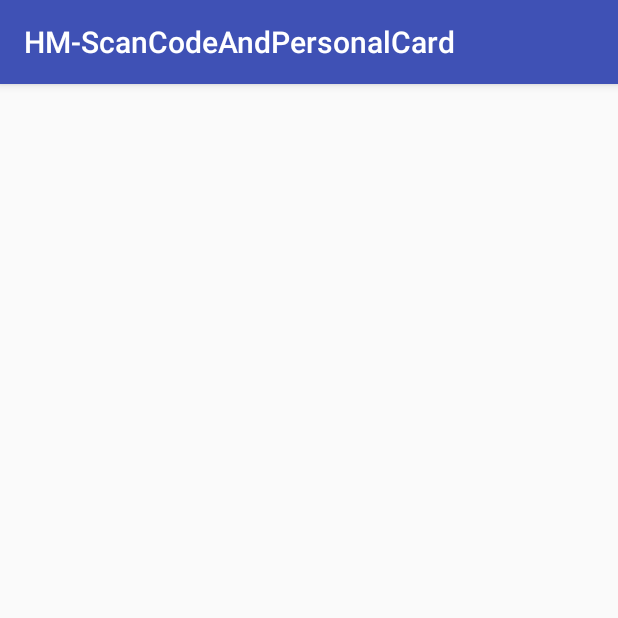
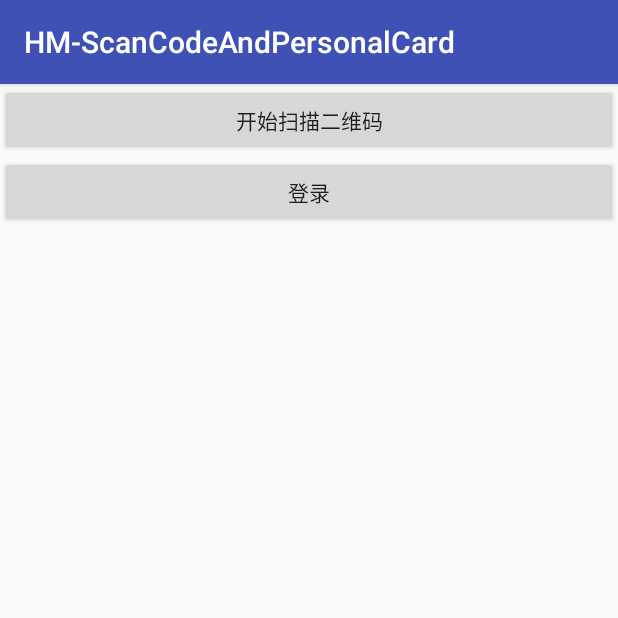
Before and after one commit to AFinalStone/HM-QRCodeAndCard, an Android app: the screen it shows after launch (MainActivity), on a phone screen of 412 x 824 dp, the top half of it. Run offline under Robolectric (Android 15) with nearby library versions, the phone set to English and light mode, and no system bars; our stand-ins replace RxJava; libraries missing offline, so code that uses them is left out: com.sina.weibo; 3 statements that could not run were skipped.

Commit message:
修改错误

```diff
--- a/app/src/main/AndroidManifest.xml
+++ b/app/src/main/AndroidManifest.xml
@@ -1,15 +1,16 @@
 <?xml version="1.0" encoding="utf-8"?>
 <manifest xmlns:android="http://schemas.android.com/apk/res/android"
-    package="com.hm.iou.hm_scancodeandpersonalcard">
+    package="com.hm.iou.scancodeandcard">
 
     <application
+        android:name=".QRCodeApplication"
         android:allowBackup="true"
         android:icon="@mipmap/ic_launcher"
         android:label="@string/app_name"
         android:roundIcon="@mipmap/ic_launcher_round"
         android:supportsRtl="true"
         android:theme="@style/AppTheme">
-        <activity android:name=".MainActivity">
+        <activity android:name="com.hm.iou.scancodeandcard.MainActivity">
             <intent-filter>
                 <action android:name="android.intent.action.MAIN" />
 
--- /dev/null
+++ b/app/src/main/java/com/hm/iou/scancodeandcard/LoginService.java
@@ -0,0 +1,24 @@
+package com.hm.iou.scancodeandcard;
+
+import com.hm.iou.qrcode.bean.IOUBriefMoney;
+import com.hm.iou.sharedata.model.BaseResponse;
+import com.hm.iou.sharedata.model.UserInfo;
+
+import io.reactivex.Flowable;
+import retrofit2.http.Field;
+import retrofit2.http.FormUrlEncoded;
+import retrofit2.http.GET;
+import retrofit2.http.POST;
+import retrofit2.http.Query;
+
+/**
+ * Created by hjy on 18/4/27.<br>
+ */
+
+public interface LoginService {
+
+    @POST("/acct/mobileLogin")
+    @FormUrlEncoded
+    Flowable<BaseResponse<UserInfo>> mobileLogin(@Field("loginName") String userPhone, @Field("queryPswd") String queryPswd);
+
+}
--- /dev/null
+++ b/app/src/main/java/com/hm/iou/scancodeandcard/MainActivity.java
@@ -0,0 +1,63 @@
+package com.hm.iou.scancodeandcard;
+
+import android.content.Intent;
+import android.os.Bundle;
+import android.support.v7.app.AppCompatActivity;
+import android.view.View;
+
+import com.hm.iou.network.HttpReqManager;
+import com.hm.iou.qrcode.NavigationHelper;
+import com.hm.iou.qrcode.business.view.QRCodeActivity;
+import com.hm.iou.sharedata.UserManager;
+import com.hm.iou.sharedata.model.BaseResponse;
+import com.hm.iou.sharedata.model.UserInfo;
+import com.hm.iou.tools.ToastUtil;
+import com.sina.weibo.sdk.utils.MD5;
+
+import io.reactivex.android.schedulers.AndroidSchedulers;
+import io.reactivex.functions.Consumer;
+import io.reactivex.schedulers.Schedulers;
+
+public class MainActivity extends AppCompatActivity {
+
+
+    @Override
+    protected void onCreate(Bundle savedInstanceState) {
+        super.onCreate(savedInstanceState);
+        setContentView(R.layout.activity_main);
+
+    }
+
+
+    public void onClickScanCode(View view) {
+        Intent intent = new Intent(this, QRCodeActivity.class);
+        intent.putExtra(QRCodeActivity.EXTRA_KEY_SHOW_TYPE, QRCodeActivity.EXTRA_KEY_SHOW_SCAN_CODE);
+        intent.putExtra(QRCodeActivity.EXTRA_KEY_SHOW_SCAN_CODE_BEGIN_URL, "http://192.168.1.254");
+        startActivity(intent);
+    }
+
+    public void onClickLogin(View view) {
+        String pwd = MD5.hexdigest("123456".getBytes());
+        HttpReqManager.getInstance().getService(LoginService.class)
+                .mobileLogin("15267163669", pwd)
+                .subscribeOn(Schedulers.io())
+                .observeOn(AndroidSchedulers.mainThread())
+                .subscribe(new Consumer<BaseResponse<UserInfo>>() {
+                    @Override
+                    public void accept(BaseResponse<UserInfo> userInfoBaseResponse) throws Exception {
+                        ToastUtil.showMessage(MainActivity.this, "登录成功");
+                        UserInfo userInfo = userInfoBaseResponse.getData();
+                        UserManager.getInstance(MainActivity.this).updateOrSaveUserInfo(userInfo);
+                        HttpReqManager.getInstance().setUserId(userInfo.getUserId());
+                        HttpReqManager.getInstance().setToken(userInfo.getToken());
+                    }
+                }, new Consumer<Throwable>() {
+                    @Override
+                    public void accept(Throwable t) throws Exception {
+                        t.printStackTrace();
+                    }
+                });
+    }
+
+
+}
--- /dev/null
+++ b/app/src/main/java/com/hm/iou/scancodeandcard/QRCodeApplication.java
@@ -0,0 +1,39 @@
+package com.hm.iou.scancodeandcard;
+
+import android.app.Application;
+
+import com.hm.iou.logger.Logger;
+import com.hm.iou.network.HttpReqManager;
+import com.hm.iou.network.HttpRequestConfig;
+import com.hm.iou.sharedata.UserManager;
+import com.hm.iou.sharedata.model.UserInfo;
+
+
+/**
+ * @author syl
+ * @time 2018/5/14 下午3:23
+ */
+public class QRCodeApplication extends Application {
+
+    @Override
+    public void onCreate() {
+        super.onCreate();
+
+        Logger.init(this, true);
+        initNetwork();
+    }
+
+    private void initNetwork() {
+        System.out.println("init-----------");
+        HttpRequestConfig config = new HttpRequestConfig.Builder(this)
+                .setDebug(true)
+                .setOsType("android")
+                .setOsVersion("19")
+                .setAppVersion("1.0.2")
+                .setDeviceId("123abc123")
+                .setBaseUrl("http://192.168.1.254")
+                .build();
+        HttpReqManager.init(config);
+    }
+
+}
--- a/app/src/main/res/layout/activity_main.xml
+++ b/app/src/main/res/layout/activity_main.xml
@@ -1,10 +1,25 @@
 <?xml version="1.0" encoding="utf-8"?>
-<android.support.constraint.ConstraintLayout xmlns:android="http://schemas.android.com/apk/res/android"
+<LinearLayout xmlns:android="http://schemas.android.com/apk/res/android"
     xmlns:app="http://schemas.android.com/apk/res-auto"
     xmlns:tools="http://schemas.android.com/tools"
     android:layout_width="match_parent"
     android:layout_height="match_parent"
-    tools:context="com.hm.iou.hm_scancodeandpersonalcard.MainActivity">
+    android:orientation="vertical"
+    tools:context="com.hm.iou.scancodeandcard.MainActivity">
 
 
-</android.support.constraint.ConstraintLayout>
+    <Button
+        android:layout_width="match_parent"
+        android:layout_height="wrap_content"
+        android:gravity="center"
+        android:onClick="onClickScanCode"
+        android:text="开始扫描二维码" />
+
+    <Button
+        android:layout_width="match_parent"
+        android:layout_height="wrap_content"
+        android:gravity="center"
+        android:onClick="onClickLogin"
+        android:text="登录" />
+
+</LinearLayout>
--- a/library/src/main/java/com/hm/iou/qrcode/NavigationHelper.java
+++ b/library/src/main/java/com/hm/iou/qrcode/NavigationHelper.java
@@ -12,11 +12,10 @@ import com.hm.iou.qrcode.bean.IOUBriefMoney;
  */
 public class NavigationHelper {
 
-    public static void toMoneyReceiptInclude(Context context, IOUBriefMoney iouBriefMoney, String iouId) {
+    public static void toMoneyReceiptInclude(Context context, String iouId) {
         try {
             Intent intent = new Intent(context, Class.forName("com.hm.iou.hmreceipt.ui.activity.receipt.MoneyReceiptIncludeActivity"));
-            intent.putExtra("intent_iou_object", iouBriefMoney);
-            intent.putExtra("intent_iou_id", iouId);
+            intent.putExtra("iou_id", iouId);
             context.startActivity(intent);
         } catch (ClassNotFoundException e) {
             e.printStackTrace();
--- a/library/src/main/java/com/hm/iou/qrcode/business/QRCodeContract.java
+++ b/library/src/main/java/com/hm/iou/qrcode/business/QRCodeContract.java
@@ -25,9 +25,10 @@ public interface QRCodeContract {
         /**
          * 判断数据类型
          *
-         * @param qrCodeContent 扫描二维码得到的内容
+         * @param scanCodeBeginUrl 只有以这个url开头的域名，才进行识别
+         * @param qrCodeContent    扫描二维码得到的内容
          */
-        void judgeData(String qrCodeContent);
+        void judgeData(String scanCodeBeginUrl, String qrCodeContent);
     }
 
 }
--- a/library/src/main/java/com/hm/iou/qrcode/business/presenter/PersonalCardPresenter.java
+++ b/library/src/main/java/com/hm/iou/qrcode/business/presenter/PersonalCardPresenter.java
@@ -36,7 +36,9 @@ public class PersonalCardPresenter extends MvpFragmentPresenter<PersonalCardCont
         String userId = userDataBean.getShowId();
         String qrCodeUrl = userDataBean.getUserId();
         //昵称
-        mView.setUserNickName(nickName);
+        if (StringUtil.isEmpty(nickName)) {
+            mView.setUserNickName(nickName);
+        }
         //姓名和ID
         String userNameAndId;
         if (StringUtil.isEmpty(userName)) {
```
Also changed, not shown: app/build.gradle (+6 -1 lines), app/src/main/java/com/hm/iou/hm_scancodeandpersonalcard/MainActivity.java (deleted, +0 -16 lines), library/build.gradle (+6 -1 lines), library/src/main/java/com/hm/iou/qrcode/business/presenter/QRCodePresenter.java (+14 -14 lines), library/src/main/java/com/hm/iou/qrcode/business/view/QRCodeActivity.java (+20 -5 lines), 5 other files.
